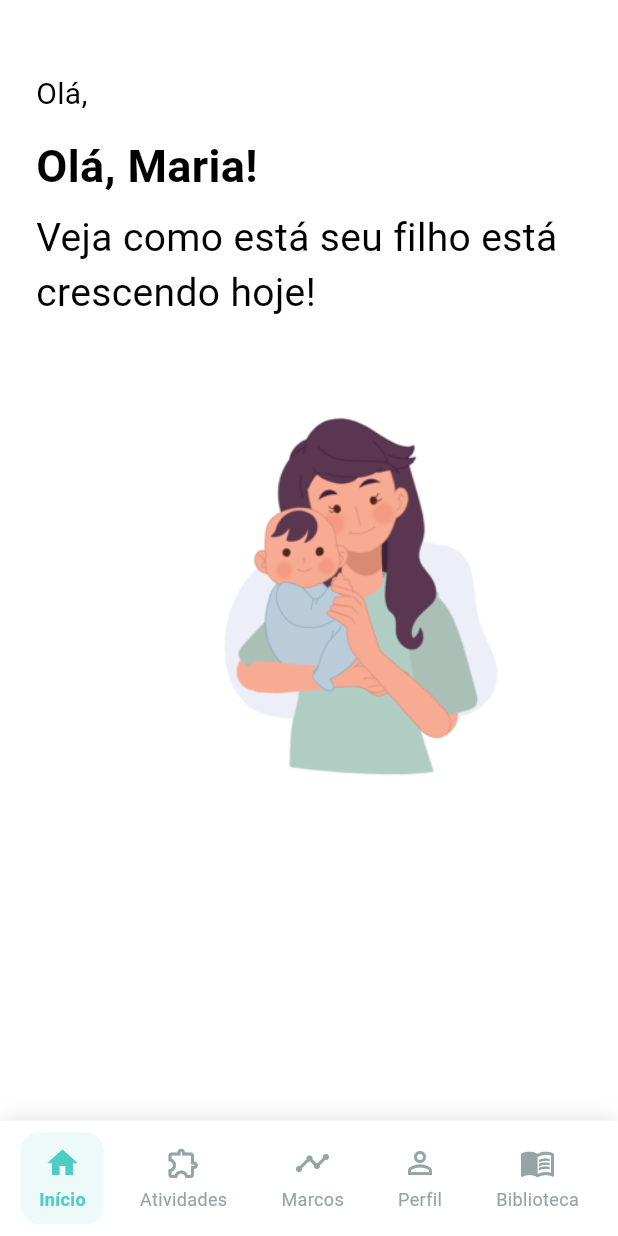
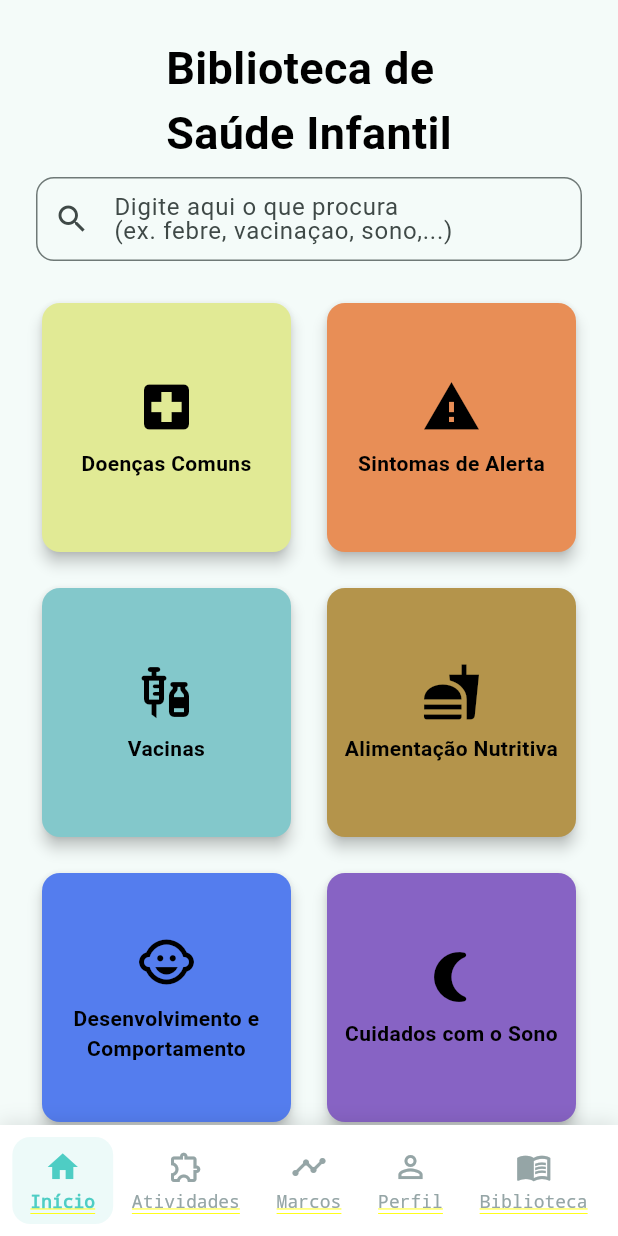
Before and after one commit to LeticiaCalixto/desenvolve, a Flutter app: the MainNavigationPage screen opened by its route, on a phone screen of 412 x 824 dp. Run offline on Flutter 3.47's test engine with Material 3 defaults, Android fonts, the light colour scheme and no system bars; accounts and stored records are empty.

Commit message:
feat: :sparkles: enhance navigation structure with bottom navigation and new routes

```diff
--- /dev/null
+++ b/devtools_options.yaml
@@ -0,0 +1 @@
+extensions:
--- a/lib/app/core/routes/app_routes.dart
+++ b/lib/app/core/routes/app_routes.dart
@@ -1,12 +1,29 @@
 class AppRoutes {
+  // Routes without bottom navigation
   static const String login = '/login';
+  static const String onboarding = '/onboarding';
+  static const String splash = '/splash';
+
+  // Routes with bottom navigation (main tabs)
   static const String home = '/home';
-  static const String healthLibrary = '/health-library';
   static const String activities = '/activities';
   static const String milestones = '/milestones';
   static const String profile = '/profile';
+  static const String healthLibrary = '/health-library';
+
+  // Detail routes (with bottom navigation)
   static const String articleDetail = '/article-detail';
   static const String categoryArticles = '/category-articles';
   static const String createAccount = '/create-account';
   static const String forgotPassword = '/forgot-password';
+
+  // Helper method to check if route should have bottom navigation
+  static bool hasBottomNavigation(String route) {
+    const routesWithoutBottomNav = [
+      login,
+      onboarding,
+      splash,
+    ];
+    return !routesWithoutBottomNav.contains(route);
+  }
 }
--- a/lib/app/core/routes/route_generator.dart
+++ b/lib/app/core/routes/route_generator.dart
@@ -1,5 +1,4 @@
 import 'package:desenvolve/app/presentation_layer/pages/auth/login_page.dart';
-import 'package:desenvolve/app/presentation_layer/pages/home/home_page.dart';
 import 'package:desenvolve/app/presentation_layer/pages/main_navigation_page.dart';
 import 'package:flutter/material.dart';
 import 'app_routes.dart';
@@ -15,31 +14,7 @@ class RouteGenerator {
 
       case AppRoutes.home:
         return MaterialPageRoute(
-          builder: (_) => const HomePage(),
-          settings: settings,
-        );
-
-      case AppRoutes.healthLibrary:
-        return MaterialPageRoute(
-          builder: (_) => const MainNavigationPage(initialIndex: 4),
-          settings: settings,
-        );
-
-      case AppRoutes.activities:
-        return MaterialPageRoute(
-          builder: (_) => const MainNavigationPage(initialIndex: 1),
-          settings: settings,
-        );
-
-      case AppRoutes.milestones:
-        return MaterialPageRoute(
-          builder: (_) => const MainNavigationPage(initialIndex: 2),
-          settings: settings,
-        );
-
-      case AppRoutes.profile:
-        return MaterialPageRoute(
-          builder: (_) => const MainNavigationPage(initialIndex: 3),
+          builder: (_) => const MainNavigationPage(initialIndex: 0),
           settings: settings,
         );
 
--- a/lib/app/presentation_layer/pages/home/home_page.dart
+++ b/lib/app/presentation_layer/pages/home/home_page.dart
@@ -1,7 +1,5 @@
+import 'package:desenvolve/app/presentation_layer/widgets/custom_button.dart';
 import 'package:flutter/material.dart';
-import 'package:flutter/widgets.dart';
-import 'package:provider/provider.dart';
-import '../../controllers/login_controller.dart';
 
 class HomePage extends StatelessWidget {
   const HomePage({super.key});
@@ -9,26 +7,13 @@ class HomePage extends StatelessWidget {
   @override
   Widget build(BuildContext context) {
     return Scaffold(
-      backgroundColor: Colors.white,
-      body: SafeArea(
-        child: SingleChildScrollView(
+      body: SingleChildScrollView(
         padding: const EdgeInsets.all(24.0),
         child: Column(
-            mainAxisAlignment: MainAxisAlignment.start,
-            crossAxisAlignment: CrossAxisAlignment.start,
+          crossAxisAlignment: CrossAxisAlignment.center,
           children: [
-              const SizedBox(height: 24),
             const Text(
-                'Olá,',
-                style: TextStyle(
-                  fontSize: 20,
-                  fontWeight: FontWeight.w400,
-                  color: Colors.black,
-                ),
-              ),
-              const SizedBox(height: 12),
-              const Text(
-                'Olá, Maria!',
+              'Biblioteca de\nSaúde Infantil',
               style: TextStyle(
                 fontSize: 30,
                 fontWeight: FontWeight.w600,
@@ -36,122 +21,149 @@ class HomePage extends StatelessWidget {
               ),
             ),
             const SizedBox(height: 8),
-              const Text(
-                'Veja como está seu filho está crescendo hoje!',
-                style: TextStyle(
-                  fontSize: 26,
-                  fontWeight: FontWeight.w400,
+            TextField(
+              decoration: InputDecoration(
+                labelText:
+                    'Digite aqui o que procura\n(ex. febre, vacinaçao, sono,...)',
+                prefixIcon: const Icon(Icons.search),
+                fillColor: Color.fromARGB(255, 238, 238, 234),
+                border: OutlineInputBorder(
+                  borderRadius: BorderRadius.circular(12),
+                  borderSide: BorderSide(color: Colors.grey.shade300),
+                ),
+              ),
+            ),
+            const SizedBox(height: 24),
+            GridView.builder(
+              shrinkWrap: true,
+              physics: const NeverScrollableScrollPhysics(),
+              gridDelegate: const SliverGridDelegateWithFixedCrossAxisCount(
+                crossAxisCount: 2,
+                crossAxisSpacing: 16.0,
+                mainAxisSpacing: 16.0,
+                childAspectRatio: 1,
+              ),
+              itemCount: 6,
+              itemBuilder: (context, index) {
+                return Card(
+                  color: _getColorForIndex(index),
+                  elevation: 4,
+                  shape: RoundedRectangleBorder(
+                    borderRadius: BorderRadius.circular(12),
+                  ),
+                  child: InkWell(
+                    onTap: () {
+                      print('Botão ${index + 1} pressionado');
+                    },
+                    borderRadius: BorderRadius.circular(12),
+                    child: Column(
+                      mainAxisAlignment: MainAxisAlignment.center,
+                      crossAxisAlignment: CrossAxisAlignment.center,
+                      children: [
+                        Icon(
+                          _getIconForIndex(
+                              index), // Pega o ícone correspondente
+                          size: 40,
+                          color: Colors.black,
+                        ),
+                        const SizedBox(height: 8),
+                        Text(
+                          _getLabelForIndex(
+                              index), // Pega o texto correspondente
+                          textAlign: TextAlign.center,
+                          style: const TextStyle(
+                            fontSize: 14,
+                            fontWeight: FontWeight.bold,
                             color: Colors.black,
                           ),
                         ),
-              const SizedBox(height: 28),
-              Align(
-                alignment: Alignment.centerRight,
-                child: Image.asset(
-                  'assets/images/mother.png',
-                  width: 300,
-                  height: 300,
-                  fit: BoxFit.cover,
+                      ],
                     ),
                   ),
+                );
+              },
+            ),
             const SizedBox(height: 16),
+            CustomButton(
+              text: 'Dicas para aliviar a febre',
+              backgroundColor: Color.fromARGB(255, 239, 229, 240),
+              textColor: Colors.black,
+              isLoading: false,
+              onPressed: () => {},
+            ),
+            const SizedBox(height: 16),
+            CustomButton(
+              text: 'Calendário vacinal',
+              backgroundColor: Color.fromARGB(255, 239, 229, 240),
+              textColor: Colors.black,
+              isLoading: false,
+              onPressed: () => {},
+            ),
           ],
-          ),
         ),
       ),
     );
   }
 
-  void _showEmailDialog(BuildContext context) {
-    final emailController = TextEditingController();
-    final passwordController = TextEditingController();
-
-    showDialog(
-      context: context,
-      builder: (context) => AlertDialog(
-        title: const Text('Entrar com E-mail'),
-        backgroundColor: Colors.white,
-        content: Column(
-          mainAxisSize: MainAxisSize.min,
-          children: [
-            TextField(
-              controller: emailController,
-              decoration: const InputDecoration(
-                labelText: 'E-mail',
-                border: OutlineInputBorder(),
-              ),
-              keyboardType: TextInputType.emailAddress,
-            ),
-            const SizedBox(height: 16),
-            TextField(
-              controller: passwordController,
-              decoration: const InputDecoration(
-                labelText: 'Senha',
-                border: OutlineInputBorder(),
-              ),
-              obscureText: true,
-            ),
-          ],
-        ),
-        actions: [
-          TextButton(
-            onPressed: () => Navigator.pop(context),
-            child: const Text('Cancelar'),
-          ),
-          ElevatedButton(
-            onPressed: () {
-              // Navigator.pop(context);
-              // context.read<LoginController>().signInWithEmail(
-              //       emailController.text,
-              //       passwordController.text,
-              //     );
-            },
-            child: const Text('Entrar'),
-          ),
-        ],
-      ),
-    );
+  // Função para obter o ícone baseado no índice
+  IconData _getIconForIndex(int index) {
+    switch (index) {
+      case 0:
+        return Icons.local_hospital; // Ícone de Doenças Comuns
+      case 1:
+        return Icons.warning; // Ícone de Sintomas de Alerta
+      case 2:
+        return Icons.vaccines; // Ícone de Vacinas
+      case 3:
+        return Icons.fastfood; // Ícone de Alimentação Nutritiva
+      case 4:
+        return Icons.child_care; // Ícone de Desenvolvimento e Comportamento
+      case 5:
+        return Icons.nightlight_round; // Ícone de Cuidados com o Sono
+      default:
+        return Icons.help_outline; // Caso não encontre
+    }
   }
 
-  void _showCreateAccountDialog(BuildContext context) {
-    // Similar dialog for account creation
-    ScaffoldMessenger.of(context).showSnackBar(
-      const SnackBar(
-          content: Text('Funcionalidade de criar conta em desenvolvimento')),
-    );
+  // Função para obter o texto baseado no índice
+  String _getLabelForIndex(int index) {
+    switch (index) {
+      case 0:
+        return 'Doenças Comuns';
+      case 1:
+        return 'Sintomas de Alerta';
+      case 2:
+        return 'Vacinas';
+      case 3:
+        return 'Alimentação Nutritiva';
+      case 4:
+        return 'Desenvolvimento e Comportamento';
+      case 5:
+        return 'Cuidados com o Sono';
+      default:
+        return '';
+    }
   }
 
-  void _showForgotPasswordDialog(BuildContext context) {
-    final emailController = TextEditingController();
-
-    showDialog(
-      context: context,
-      builder: (context) => AlertDialog(
-        title: const Text('Redefinir Senha'),
-        content: TextField(
-          controller: emailController,
-          decoration: const InputDecoration(
-            labelText: 'E-mail',
-            border: OutlineInputBorder(),
-          ),
-          keyboardType: TextInputType.emailAddress,
-        ),
-        actions: [
-          TextButton(
-            onPressed: () => Navigator.pop(context),
-            child: const Text('Cancelar'),
-          ),
-          ElevatedButton(
-            onPressed: () {
-              Navigator.pop(context);
-              context
-                  .read<LoginController>()
-                  .resetPassword(emailController.text);
-            },
-            child: const Text('Enviar'),
-          ),
-        ],
-      ),
-    );
+  Color _getColorForIndex(int index) {
+    switch (index) {
+      case 0:
+        return Color.fromARGB(255, 225, 234, 149); // Cor para Doenças Comuns
+      case 1:
+        return Color.fromARGB(255, 232, 142, 86); // Cor para Sintomas de Alerta
+      case 2:
+        return Color.fromARGB(255, 131, 200, 203); // Cor para Vacinas
+      case 3:
+        return Color.fromARGB(
+            255, 180, 148, 75); // Cor para Alimentação Nutritiva
+      case 4:
+        return Color.fromARGB(
+            255, 84, 125, 238); // Cor para Desenvolvimento e Comportamento
+      case 5:
+        return Color.fromARGB(
+            255, 135, 99, 196); // Cor para Cuidados com o Sono
+      default:
+        return Colors.grey; // Cor padrão
     }
   }
+}
--- a/lib/app/presentation_layer/pages/main_navigation_page.dart
+++ b/lib/app/presentation_layer/pages/main_navigation_page.dart
@@ -19,6 +19,7 @@ class _MainNavigationPageState extends State<MainNavigationPage> {
 
   final List<Widget> _pages = [
     const HomePage(),
+    // Adicione outras páginas conforme necessário
   ];
 
   @override
@@ -36,8 +37,12 @@ class _MainNavigationPageState extends State<MainNavigationPage> {
 
   @override
   Widget build(BuildContext context) {
-    return Scaffold(
-      body: PageView(
+    return SafeArea(
+      child: Column(
+        children: [
+          // Exibe a página baseada na navegação
+          Expanded(
+            child: PageView(
               controller: _pageController,
               onPageChanged: (index) {
                 setState(() {
@@ -46,7 +51,16 @@ class _MainNavigationPageState extends State<MainNavigationPage> {
               },
               children: _pages,
             ),
-      bottomNavigationBar: Container(
+          ),
+          // Navegação inferior
+          _buildBottomNavigationBar(),
+        ],
+      ),
+    );
+  }
+
+  Widget _buildBottomNavigationBar() {
+    return Container(
       decoration: BoxDecoration(
         color: Colors.white,
         boxShadow: [
@@ -94,7 +108,6 @@ class _MainNavigationPageState extends State<MainNavigationPage> {
                 index: 4,
               ),
             ],
-            ),
           ),
         ),
       ),
```
Also changed, not shown: lib/app/core/service/navigation_service.dart (+17 -0 lines), lib/app/presentation_layer/base_scaffold.dart (added, +22 -0 lines), lib/app/presentation_layer/controllers/navigation_controller.dart (added, +37 -0 lines), lib/app/presentation_layer/pages/home/splash_page.dart (added, +57 -0 lines), lib/app/presentation_layer/widgets/custom_button_navigation.dart (added, +113 -0 lines), lib/main_simple.dart (added, +112 -0 lines). Lines whose indentation alone changed are shown as unchanged.
